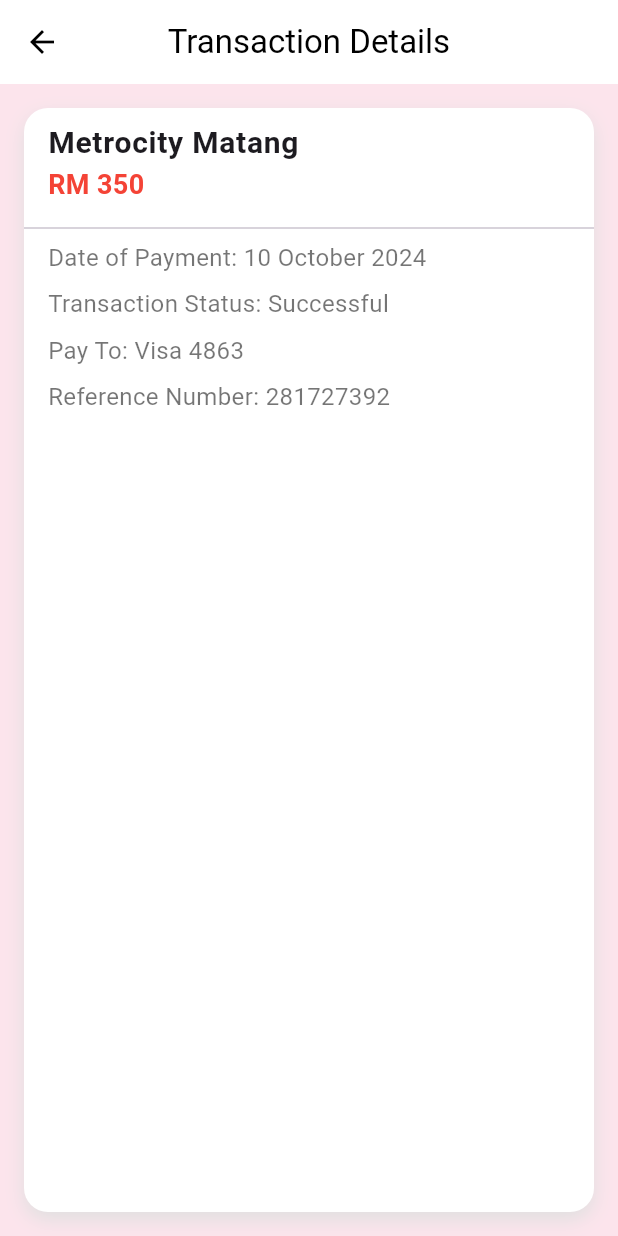
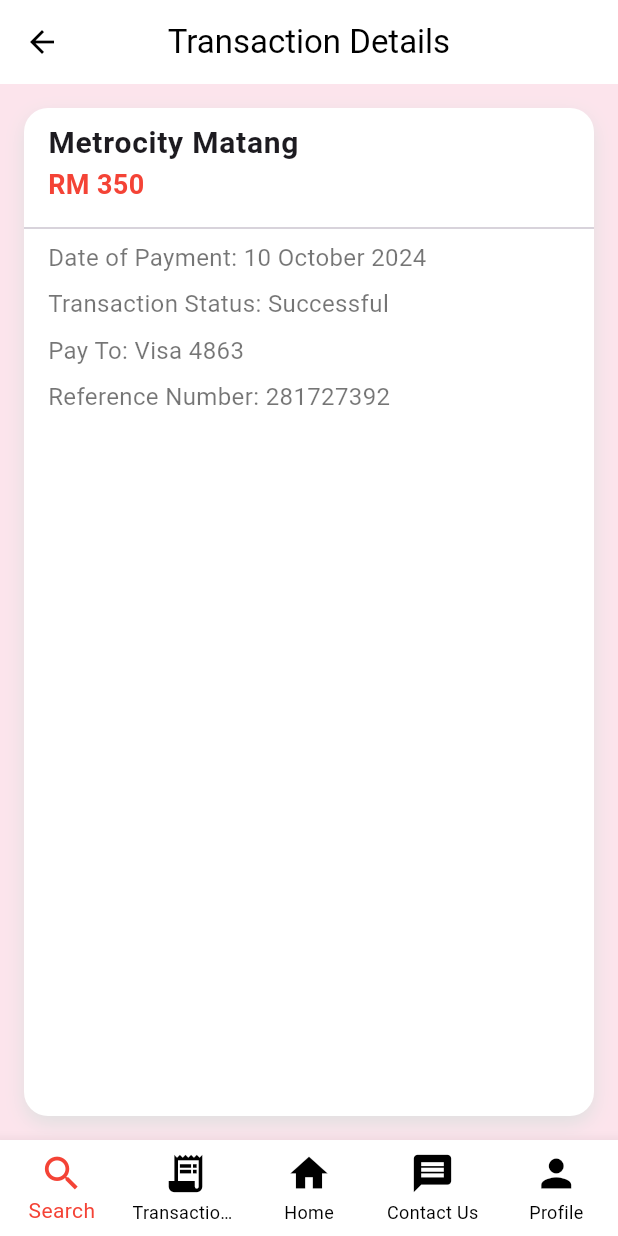
Before and after one commit to nrlfatiihah/OthegoApp, a Flutter app: the TransactionDetailsPage screen opened directly, on a phone screen of 412 x 824 dp. Run offline on Flutter 3.47's test engine with Material 3 defaults, Android fonts, the phone set to English and light mode, and no system bars; missing offline and left inert: mysql1; accounts and stored records are empty.

Commit message:
added navigation bar in transactionhistory page

```diff
--- a/lib/screens/transactionhistory2.dart
+++ b/lib/screens/transactionhistory2.dart
@@ -1,7 +1,18 @@
 import 'package:flutter/material.dart';
+import 'package:othego_project/screens/profile.dart';
+import 'package:othego_project/screens/transactionhistory1.dart';
+import 'package:othego_project/screens/homepage.dart';
+import 'package:othego_project/screens/complainpage.dart';
 
-class TransactionDetailsPage extends StatelessWidget {
+class TransactionDetailsPage extends StatefulWidget {
   const TransactionDetailsPage({super.key});
+
+  @override
+  _TransactionDetailsPageState createState() => _TransactionDetailsPageState();
+}
+
+class _TransactionDetailsPageState extends State<TransactionDetailsPage> {
+  int _currentIndex = 0;
 
   @override
   Widget build(BuildContext context) {
@@ -40,15 +51,6 @@ class TransactionDetailsPage extends StatelessWidget {
             crossAxisAlignment: CrossAxisAlignment.start,
             children: [
               ListTile(
-                //leading: ClipRRect(
-                //borderRadius: BorderRadius.circular(8),
-                //child: Image.network(
-                //image
-                //width: 100,
-                //height: 100,
-                //fit: BoxFit.cover,
-                //),
-                //),
                 title: Text(
                   'Metrocity Matang',
                   style: TextStyle(
@@ -97,6 +99,69 @@ class TransactionDetailsPage extends StatelessWidget {
           ),
         ),
       ),
+      bottomNavigationBar: BottomNavigationBar(
+        type: BottomNavigationBarType.fixed,
+        selectedItemColor: Colors.red,
+        unselectedItemColor: Colors.black,
+        backgroundColor: Colors.white,
+        iconSize: 30.0,
+        currentIndex: _currentIndex,
+        onTap: (index) {
+          setState(() {
+            _currentIndex = index;
+          });
+
+          if (index == 0) {
+            // Navigate to search room
+          }
+          if (index == 1) {
+            Navigator.push(
+              context,
+              MaterialPageRoute(builder: (context) => const TransactionHistoryPage()),
+            );
+          }
+          if (index == 2) {
+            Navigator.push(
+              context,
+              MaterialPageRoute(builder: (context) => const Homepage()),
+            );
+          }
+          if (index == 3) {
+            Navigator.push(
+              context,
+              MaterialPageRoute(builder: (context) => HelpContactPageApp()),
+            );
+          }
+          if (index == 4) {
+            Navigator.push(
+              context,
+              MaterialPageRoute(builder: (context) => const Profile()),
+            );
+          }
+        },
+        items: const [
+          BottomNavigationBarItem(
+            icon: Icon(Icons.search),
+            label: 'Search',
+          ),
+          BottomNavigationBarItem(
+            icon: Icon(Icons.receipt_long),
+            label: 'Transaction History',
+          ),
+          BottomNavigationBarItem(
+            icon: Icon(Icons.home),
+            label: 'Home',
+          ),
+          BottomNavigationBarItem(
+            icon: Icon(Icons.message),
+            label: 'Contact Us',
+          ),
+          BottomNavigationBarItem(
+            icon: Icon(Icons.person),
+            label: 'Profile',
+          ),
+        ],
+      ),
     );
   }
 }
```
Also changed, not shown: lib/screens/transactionhistory1.dart (+75 -11 lines).
